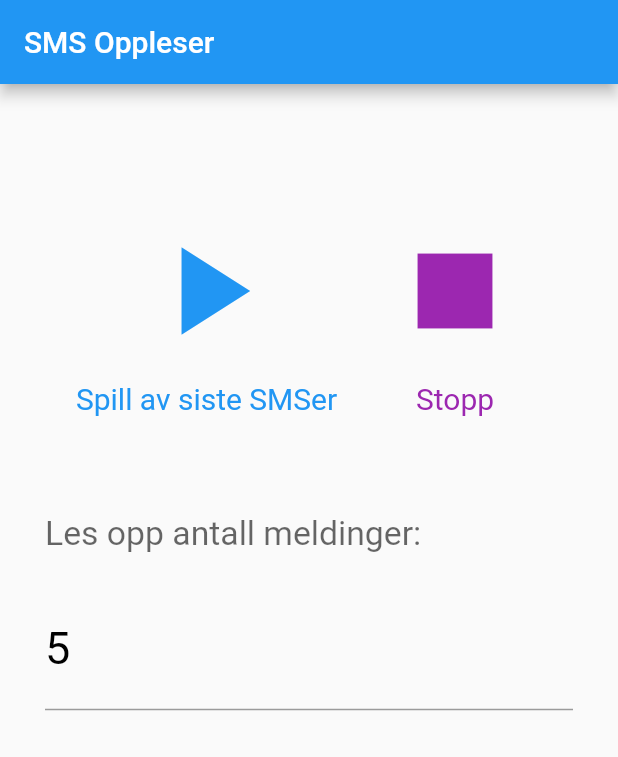
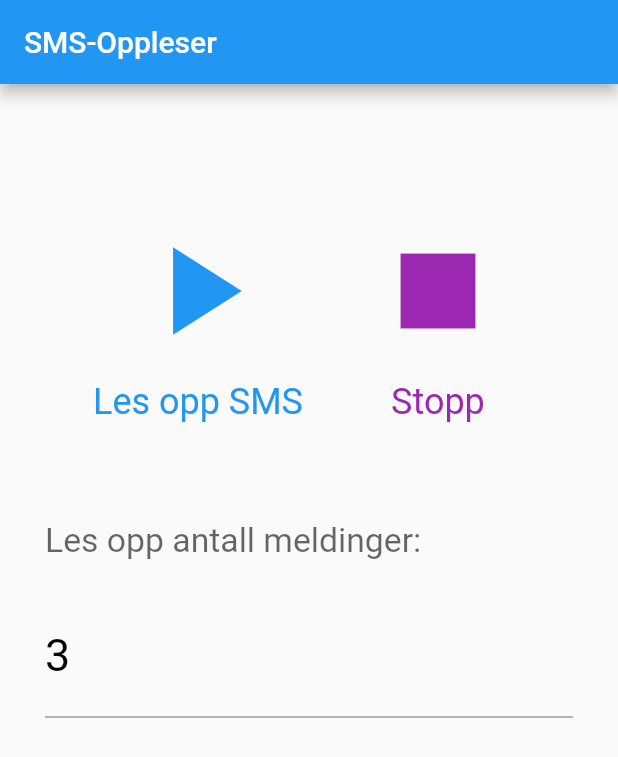
Before and after one commit to borgej/SmsAnnouncer, a Flutter app: the screen it shows after launch, on a phone screen of 412 x 824 dp. Shown: the top 757 px of the screen. Run offline on Flutter 3.47's test engine with Material 2 defaults, Android fonts, the phone set to English and light mode, and no system bars; our stand-ins replace flutter_tts, numberpicker; missing offline and left inert: sms.

Commit message:
Additonal changes

```diff
--- a/sms_announcer/lib/main.dart
+++ b/sms_announcer/lib/main.dart
@@ -24,11 +24,11 @@ class _MyAppState extends State<SmsAnnouncer> {
   String? engine;
   double volume = 1.0;
   double pitch = 1.0;
-  double rate = 0.5;
+  double rate = 0.4;
   bool isCurrentLanguageInstalled = false;
 
   String? _newVoiceText;
-  int _numberOfSms = 5;
+  int _numberOfSms = 3;
   int _sleepBetweenMessages = 2;
 
   TtsState ttsState = TtsState.stopped;
@@ -53,7 +53,6 @@ class _MyAppState extends State<SmsAnnouncer> {
     _numberOfSmsController =
         TextEditingController(text: _numberOfSms.toString());
     initTts();
-    getAllMessages();
     super.initState();
   }
 
@@ -198,7 +197,7 @@ class _MyAppState extends State<SmsAnnouncer> {
     return MaterialApp(
       home: Scaffold(
         appBar: AppBar(
-          title: Text('SMS Oppleser'),
+          title: Text('SMS-Oppleser'),
         ),
         body: SingleChildScrollView(
           scrollDirection: Axis.vertical,
@@ -225,7 +224,7 @@ class _MyAppState extends State<SmsAnnouncer> {
           child:
               Row(mainAxisAlignment: MainAxisAlignment.spaceEvenly, children: [
             _buildButtonColumn(Colors.blue, Colors.blueAccent, Icons.play_arrow,
-                'Spill av siste SMSer', _speak),
+                'Les opp SMS', _speak),
             _buildButtonColumn(
                 Colors.purple, Colors.purpleAccent, Icons.stop, 'Stopp', _stop),
           ]));
@@ -284,7 +283,7 @@ class _MyAppState extends State<SmsAnnouncer> {
               margin: const EdgeInsets.only(top: 2.0),
               child: Text(label,
                   style: TextStyle(
-                      fontSize: 20.0,
+                      fontSize: 24.0,
                       fontWeight: FontWeight.w400,
                       color: color)))
         ]);
```
Also changed, not shown: 7 other files.
